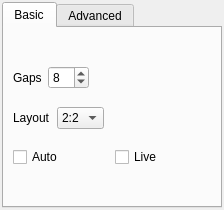
The window that contents/ui/config.ui (barisdemirdelen/kwin-quarter-tiling) describes before a commit, drawn with Qt 5.
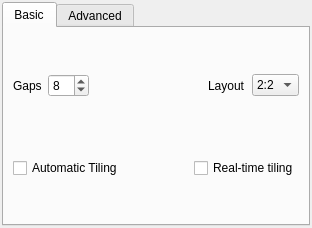
The same window after the commit.

Commit message: master layout

```diff
--- a/contents/ui/config.ui
+++ b/contents/ui/config.ui
@@ -6,8 +6,8 @@
    <rect>
     <x>0</x>
     <y>0</y>
-    <width>224</width>
-    <height>210</height>
+    <width>312</width>
+    <height>228</height>
    </rect>
   </property>
   <property name="sizePolicy">
@@ -94,16 +94,6 @@
              </property>
             </spacer>
            </item>
-          </layout>
-         </item>
-         <item>
-          <layout class="QHBoxLayout" name="horizontalLayout_5">
-           <property name="topMargin">
-            <number>6</number>
-           </property>
-           <property name="bottomMargin">
-            <number>6</number>
-           </property>
            <item>
             <widget class="QLabel" name="layoutLabel">
              <property name="toolTip">
@@ -136,19 +126,16 @@
              </item>
             </widget>
            </item>
-           <item>
-            <spacer name="horizontalSpacer_2">
-             <property name="orientation">
-              <enum>Qt::Horizontal</enum>
-             </property>
-             <property name="sizeHint" stdset="0">
-              <size>
-               <width>40</width>
-               <height>20</height>
-              </size>
-             </property>
-            </spacer>
-           </item>
+          </layout>
+         </item>
+         <item>
+          <layout class="QHBoxLayout" name="horizontalLayout_5">
+           <property name="topMargin">
+            <number>6</number>
+           </property>
+           <property name="bottomMargin">
+            <number>6</number>
+           </property>
           </layout>
          </item>
          <item>
@@ -162,17 +149,30 @@
            <item>
             <widget class="QCheckBox" name="kcfg_auto">
              <property name="text">
-              <string>Auto</string>
+              <string>Automatic Tiling</string>
              </property>
             </widget>
            </item>
+           <item>
+            <spacer name="horizontalSpacer_4">
+             <property name="orientation">
+              <enum>Qt::Horizontal</enum>
+             </property>
+             <property name="sizeHint" stdset="0">
+              <size>
+               <width>40</width>
+               <height>20</height>
+              </size>
+             </property>
+            </spacer>
+           </item>
            <item>
             <widget class="QCheckBox" name="kcfg_live">
              <property name="toolTip">
               <string>If checked, tiling happens in real-time (note: way slower)</string>
              </property>
              <property name="text">
-              <string>Live</string>
+              <string>Real-time tiling</string>
              </property>
              <property name="checked">
               <bool>false</bool>
```
Left out of the diff: 33 changed lines with no effect on the pictures. The commit also changes 5 other files.
